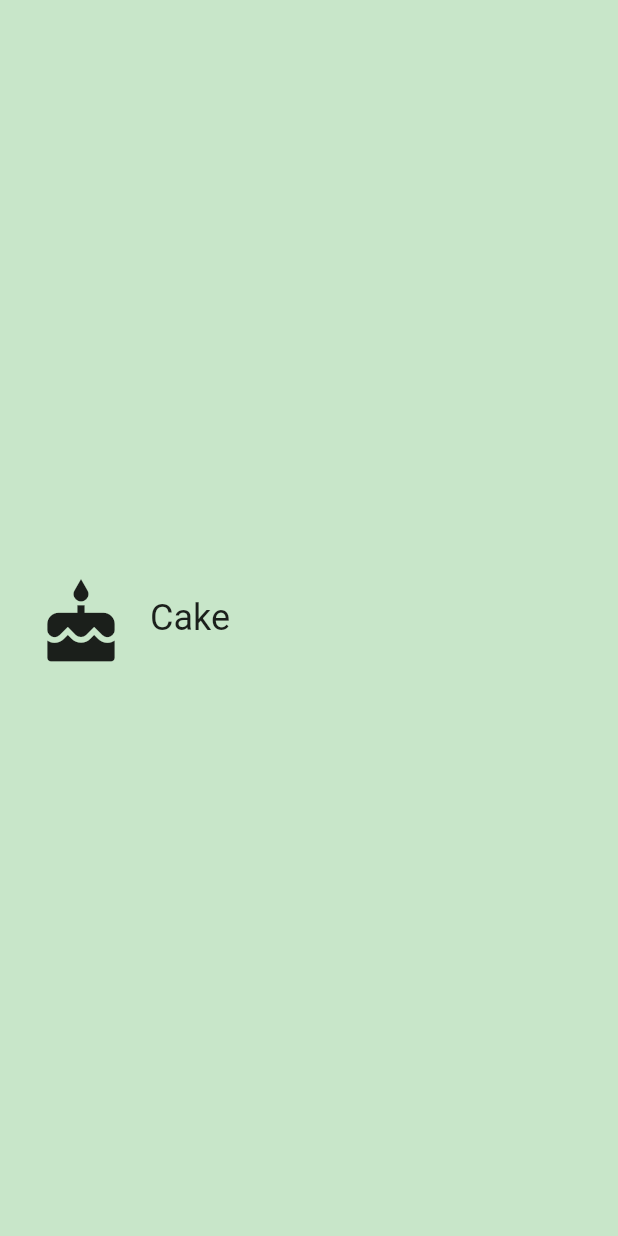
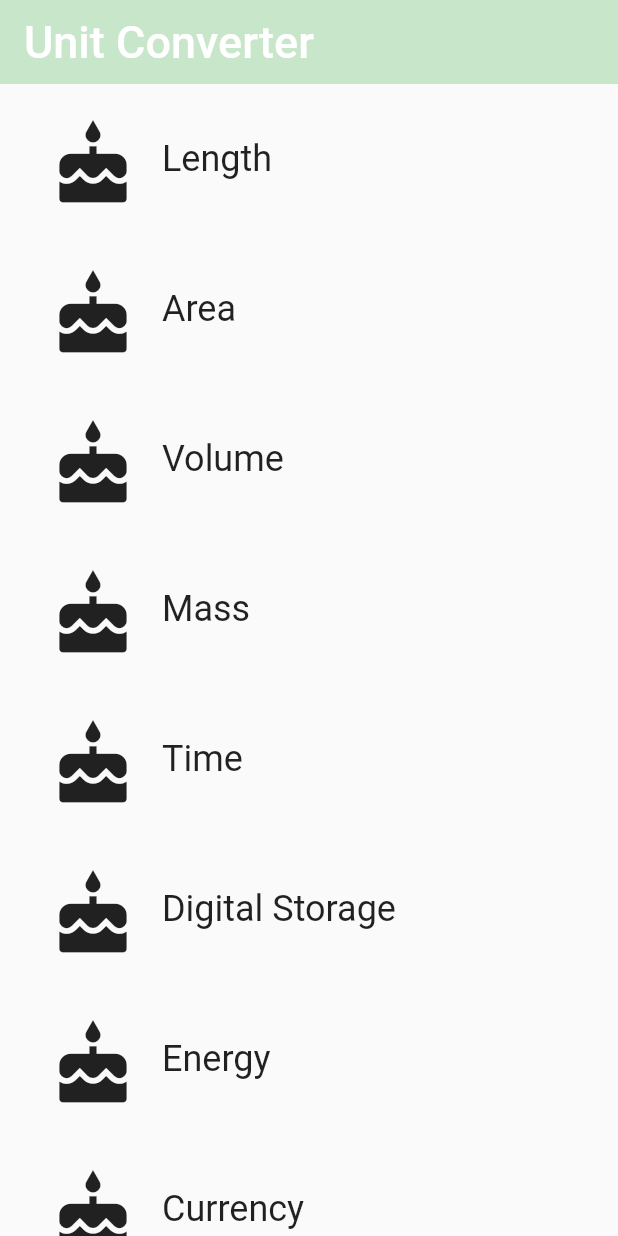
Before and after one commit to ashah2193/unit-converter, a Flutter app: the screen it shows after launch, on a phone screen of 412 x 824 dp. Run offline on Flutter 3.47's test engine with Material 2 defaults, Android fonts, the phone set to English and light mode, and no system bars.

Commit message:
Add category route component

```diff
--- a/lib/category.dart
+++ b/lib/category.dart
@@ -1,38 +1,17 @@
-// Copyright 2018 The Chromium Authors. All rights reserved.
-// Use of this source code is governed by a BSD-style license that can be
-// found in the LICENSE file.
-
-// To keep your imports tidy, follow the ordering guidelines at
-// https://www.dartlang.org/guides/language/effective-dart/style#ordering
 import 'package:flutter/material.dart';
 
-const _height= 100.0;
-const _borderRadius= 50.0;
-/// A custom [Category] widget.
-///
-/// The widget is composed on an [Icon] and [Text]. Tapping on the widget shows
-/// a colored [InkWell] animation.
+const _height = 100.0;
+const _borderRadius = 50.0;
+
 class Category extends StatelessWidget {
   final String name;
   final Color color;
   final IconData icon;
-  /// Creates a [Category].
-  ///
-  /// A [Category] saves the name of the Category (e.g. 'Length'), its color for
-  /// the UI, and the icon that represents it (e.g. a ruler).
-  // TODO: You'll need the name, color, and iconLocation from main.dart
+
   const Category({this.name, this.color, this.icon});
 
-  /// Builds a custom widget that shows [Category] information.
-  ///
-  /// This information includes the icon, name, and color for the [Category].
   @override
-  // This `context` parameter describes the location of this widget in the
-  // widget tree. It can be used for obtaining Theme data from the nearest
-  // Theme ancestor in the tree. Below, we obtain the display1 text theme.
-  // See https://docs.flutter.io/flutter/material/Theme-class.html
   Widget build(BuildContext context) {
-    // TODO: Build the custom widget here, referring to the Specs.
     return Container(
         padding: EdgeInsets.all(8.0),
         height: _height,
@@ -40,11 +19,12 @@ class Category extends StatelessWidget {
           splashColor: color,
           highlightColor: color,
           borderRadius: BorderRadius.circular(_borderRadius),
-          onTap: () { print('I was tapped!'); },
+          onTap: () {
+            print('I was tapped!');
+          },
           child: Row(children: <Widget>[
             Padding(
-                child: Icon(icon, size: 60.0),
-                padding: EdgeInsets.all(16.0)),
+                child: Icon(icon, size: 60.0), padding: EdgeInsets.all(16.0)),
             Expanded(child: Text(name, style: TextStyle(fontSize: 24.0)))
           ]),
         ));
--- /dev/null
+++ b/lib/category_route.dart
@@ -0,0 +1,55 @@
+import 'package:flutter/material.dart';
+
+import 'package:tutorial_1/category.dart';
+
+class CategoryRoute extends StatelessWidget {
+  const CategoryRoute();
+
+  static const _categoryNames = <String>[
+    'Length',
+    'Area',
+    'Volume',
+    'Mass',
+    'Time',
+    'Digital Storage',
+    'Energy',
+    'Currency',
+  ];
+
+  static const _baseColors = <Color>[
+    Colors.teal,
+    Colors.orange,
+    Colors.pinkAccent,
+    Colors.blueAccent,
+    Colors.yellow,
+    Colors.greenAccent,
+    Colors.purpleAccent,
+    Colors.red,
+  ];
+
+  @override
+  Widget build(BuildContext context) {
+    final listView = Container(
+        padding: EdgeInsets.only(left: 8.0, right: 8.0),
+        child: ListView.builder(
+          itemCount: _categoryNames.length,
+          itemBuilder: (context, index) {
+            return Category(
+                name: _categoryNames[index],
+                color: _baseColors[index],
+                icon: Icons.cake);
+          },
+        ));
+
+    final appBar = AppBar(
+      title: Text('Unit Converter', style: TextStyle(fontSize: 30.0)),
+      elevation: 0,
+      backgroundColor: Colors.green[100],
+    );
+
+    return Scaffold(
+      appBar: appBar,
+      body: listView,
+    );
+  }
+}
--- a/lib/main.dart
+++ b/lib/main.dart
@@ -1,19 +1,6 @@
-// Copyright 2018 The Chromium Authors. All rights reserved.
-// Use of this source code is governed by a BSD-style license that can be
-// found in the LICENSE file.
-
-// You can read about packages here: https://flutter.io/using-packages/
 import 'package:flutter/material.dart';
 
-// You can use a relative import, i.e. `import 'category.dart';` or
-// a package import, as shown below.
-// More details at http://dart-lang.github.io/linter/lints/avoid_relative_lib_imports.html
-import 'package:tutorial_1/category.dart';
-
-// TODO: Pass this information into your custom [Category] widget
-const _categoryName = 'Cake';
-const _categoryIcon = Icons.cake;
-const _categoryColor = Colors.green;
+import 'package:tutorial_1/category_route.dart';
 
 /// The function that is called when main.dart is run.
 void main() {
@@ -21,20 +8,15 @@ void main() {
 }
 
 /// This widget is the root of our application.
-/// Currently, we just show one widget in our app.
+///
+/// The first screen we see is a list [Categories].
 class UnitConverterApp extends StatelessWidget {
   @override
   Widget build(BuildContext context) {
     return MaterialApp(
       debugShowCheckedModeBanner: false,
       title: 'Unit Converter',
-      home: Scaffold(
-        backgroundColor: Colors.green[100],
-        body: Center(
-          // TODO: Determine what properties you'll need to pass into the widget
-          child: Category(name: _categoryName, color: _categoryColor, icon: _categoryIcon),
-        ),
-      ),
+      home: CategoryRoute(),
     );
   }
 }
```
